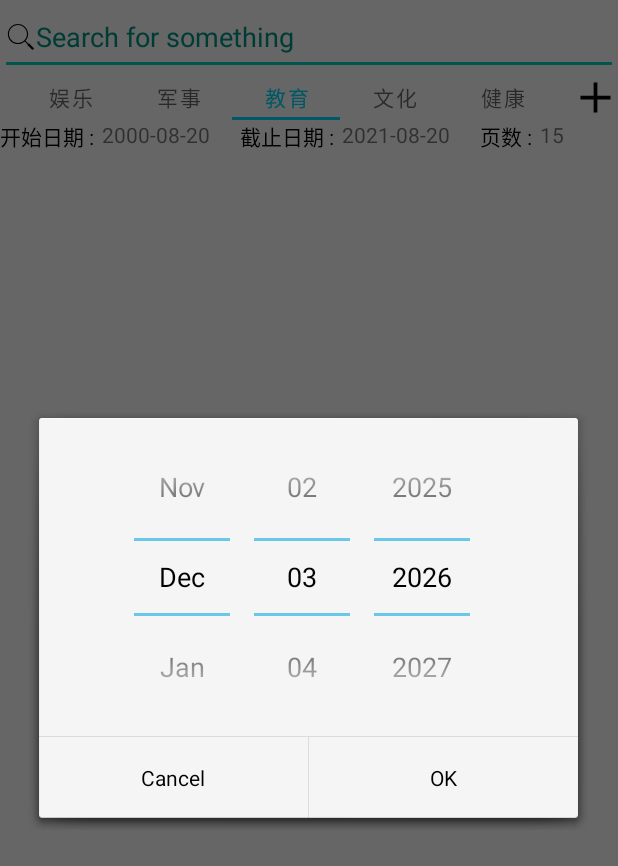
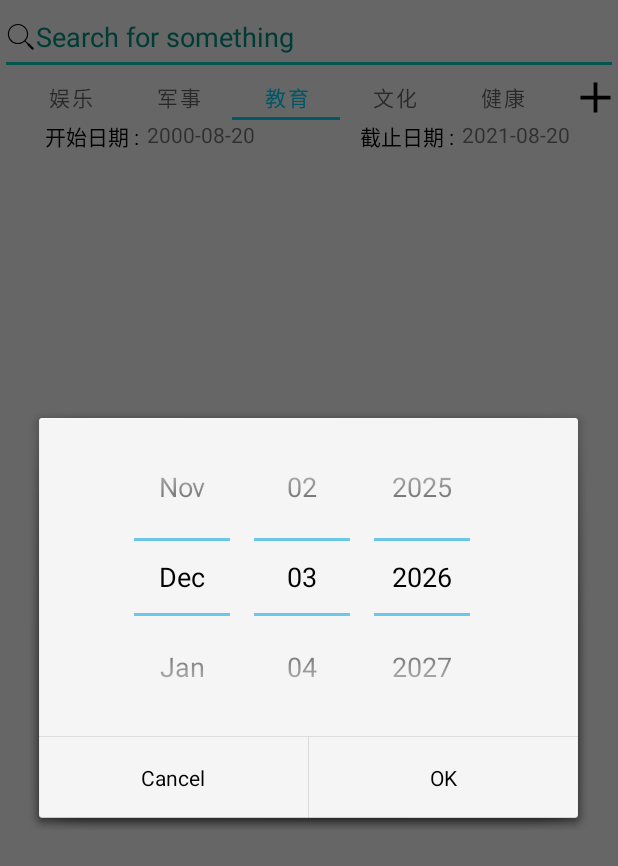
Before and after one commit to chuanmx20/NewsDaily, an Android app: the screen it shows after launch (MainActivity), after a tap on "2000-08-20", on a phone screen of 412 x 824 dp. Shown: the top 866 px of the screen. Run offline under Robolectric (Android 15) with nearby library versions, the phone set to English and light mode, and no system bars; libraries missing offline, so code that uses them is left out: com.andy.library, com.orm; 10 statements that could not run were skipped.

Commit message:
fixed some little bugs

```diff
--- a/app/src/main/java/com/example/newsdaily/MainActivity.java
+++ b/app/src/main/java/com/example/newsdaily/MainActivity.java
@@ -14,7 +14,9 @@ import android.view.ViewGroup;
 import android.view.WindowManager;
 import android.view.inputmethod.InputMethodManager;
 import android.widget.DatePicker;
+import android.widget.NumberPicker;
 import android.widget.TextView;
+import android.widget.Toast;
 import androidx.annotation.NonNull;
 import androidx.annotation.Nullable;
 import androidx.appcompat.app.AppCompatActivity;
@@ -32,6 +34,7 @@ import com.orm.SugarContext;
 import com.orm.SugarDb;
 
 import java.text.DateFormat;
+import java.text.ParseException;
 import java.text.SimpleDateFormat;
 import java.util.ArrayList;
 import java.util.Calendar;
@@ -48,16 +51,15 @@ public class MainActivity extends AppCompatActivity {
     TabLayout tagBar;
     ViewPager viewPager;
     String keyWords = "";
-    NewsFragment curFragment = null;
+    NewsFragment curFragment = new NewsFragment();
     View channelManageBtn;
 
-    @SuppressLint("SimpleDateFormat") public static DateFormat format = new SimpleDateFormat("yyyy-MM-dd");
+    @SuppressLint("SimpleDateFormat")
+    public static DateFormat format = new SimpleDateFormat("yyyy-MM-dd");
     TextView startDate;
     String startDateString;
     TextView endDate;
     String endDateString;
-    TextView pageCnt;
-    String pageCntString;
     DatePickerDialog datePickerDialog;
     int curEditingDate = 0; //1 for start and 2 for end
 
@@ -124,11 +126,9 @@ public class MainActivity extends AppCompatActivity {
 
     private void initRetrieval() {
         startDate = findViewById(R.id.start_date);
-        startDateString = "2000-08-20";
+        startDateString = curFragment.getStartDate();
         endDate = findViewById(R.id.end_date);
-        endDateString = getCurDate();
-        pageCnt = findViewById(R.id.count_page);
-        pageCntString = "15";
+        endDateString = curFragment.getEndDate();
 
         Calendar calendar = Calendar.getInstance();
         int year = calendar.get(Calendar.YEAR);
@@ -138,12 +138,15 @@ public class MainActivity extends AppCompatActivity {
         DatePickerDialog.OnDateSetListener dateSetListener = new DatePickerDialog.OnDateSetListener() {
             @Override
             public void onDateSet(DatePicker view, int year, int month, int dayOfMonth) {
-                System.out.println("set");
-                System.out.println(year);
                 String date = makeDateString(year, month, dayOfMonth);
-                setTime(date);
+                try {
+                    setTime(date);
+                } catch (ParseException e) {
+                    e.printStackTrace();
+                }
             }
         };
+
 
 
         int style = AlertDialog.THEME_HOLO_LIGHT;
@@ -173,15 +176,25 @@ public class MainActivity extends AppCompatActivity {
         return format.format(System.currentTimeMillis());
     }
 
-    private void setTime(String date) {
+    private void setTime(String date) throws ParseException {
         switch (curEditingDate) {
             case 0 :
                 return;
             case 1:
+                if (format.parse(date).compareTo(format.parse(endDateString)) >= 0) {
+                    Toast.makeText(getBaseContext(),"开始日期不能在截止日期后哦", Toast.LENGTH_LONG).show();
+                    curEditingDate = 0;
+                    return;
+                }
                 startDate.setText(date);
                 startDateString = date;
                 break;
             case 2:
+                if (format.parse(date).compareTo(format.parse(startDateString)) <= 0) {
+                    Toast.makeText(getBaseContext(),"截止日期不能在开始日期之前哦", Toast.LENGTH_LONG).show();
+                    curEditingDate = 0;
+                    return;
+                }
                 endDate.setText(date);
                 endDateString = date;
                 break;
@@ -195,7 +208,7 @@ public class MainActivity extends AppCompatActivity {
         curChannels.clear();
         for (ChannelBean channel : channelBeans) {
             if (channel.isSelect()) {
-                newsFragments.add(new NewsFragment(channel.getName(), startDateString, endDateString, pageCntString, keyWords));
+                newsFragments.add(new NewsFragment(channel.getName(), startDateString, endDateString, keyWords));
                 curChannels.add(channel);
             }
         }
@@ -204,7 +217,9 @@ public class MainActivity extends AppCompatActivity {
     }
 
     private String makeDateString(int year, int month, int dayOfMonth) {
-        Date date = new Date(year, month, dayOfMonth);
+        //傻逼google为了支持calendar，不让用户构造date，年份都加了1900
+        //真tm想干啥干啥，日
+        Date date = new Date(year-1900, month, dayOfMonth);
         return format.format(date);
     }
 
--- a/app/src/main/java/com/example/newsdaily/NewsFragment.java
+++ b/app/src/main/java/com/example/newsdaily/NewsFragment.java
@@ -47,6 +47,18 @@ public class NewsFragment extends Fragment {
     String keyWords = "全部";
     String categories = "";
 
+    public String getStartDate() {
+        return startDate;
+    }
+
+    public String getEndDate() {
+        return endDate;
+    }
+
+    public String getSize() {
+        return size;
+    }
+
     public void setCurPageJson(String _curPageJson) {
         curPageJson = _curPageJson;
     }
@@ -73,10 +85,9 @@ public class NewsFragment extends Fragment {
         categories = category;
     }
 
-    public NewsFragment(String category, String start, String end, String page, String key) {
+    public NewsFragment(String category, String start, String end, String key) {
         startDate = start;
         endDate = end;
-        size = page;
         keyWords = key;
         if (category.equals("全部"))
             return;
--- a/app/src/main/res/layout/activity_main.xml
+++ b/app/src/main/res/layout/activity_main.xml
@@ -37,6 +37,7 @@
 
             <TextView android:layout_width="wrap_content" android:layout_height="wrap_content"
                       android:text="开始日期 :" android:layout_alignParentLeft="true"
+                      android:layout_marginLeft="30dp"
                       android:textColor="@color/black"
                       android:id="@+id/hint_start"/>
             <TextView android:layout_width="wrap_content" android:layout_height="wrap_content"
@@ -46,7 +47,7 @@
 
             <TextView android:layout_width="wrap_content" android:layout_height="wrap_content"
                       android:text="截止日期 :" android:layout_toRightOf="@+id/start_date"
-                      android:layout_marginLeft="20dp"
+                      android:layout_marginLeft="70dp"
                       android:textColor="@color/black"
                       android:id="@+id/hint_end"/>
 
@@ -54,15 +55,7 @@
                       android:layout_toRightOf="@id/hint_end" android:id="@+id/end_date"
                       android:text="2021-08-20" android:layout_marginLeft="5dp"/>
 
-            <TextView android:layout_width="wrap_content" android:layout_height="wrap_content"
-                      android:id="@+id/hint_page" android:layout_toRightOf="@id/end_date"
-                      android:text="页数 :" android:textColor="@color/black"
-                      android:layout_marginLeft="20dp"/>
 
-            <TextView android:layout_width="wrap_content" android:layout_height="wrap_content"
-                      android:id="@+id/count_page" android:layout_marginLeft="5dp"
-                      android:layout_toRightOf="@+id/hint_page"
-                      android:text="15"/>
 
 
 
```
